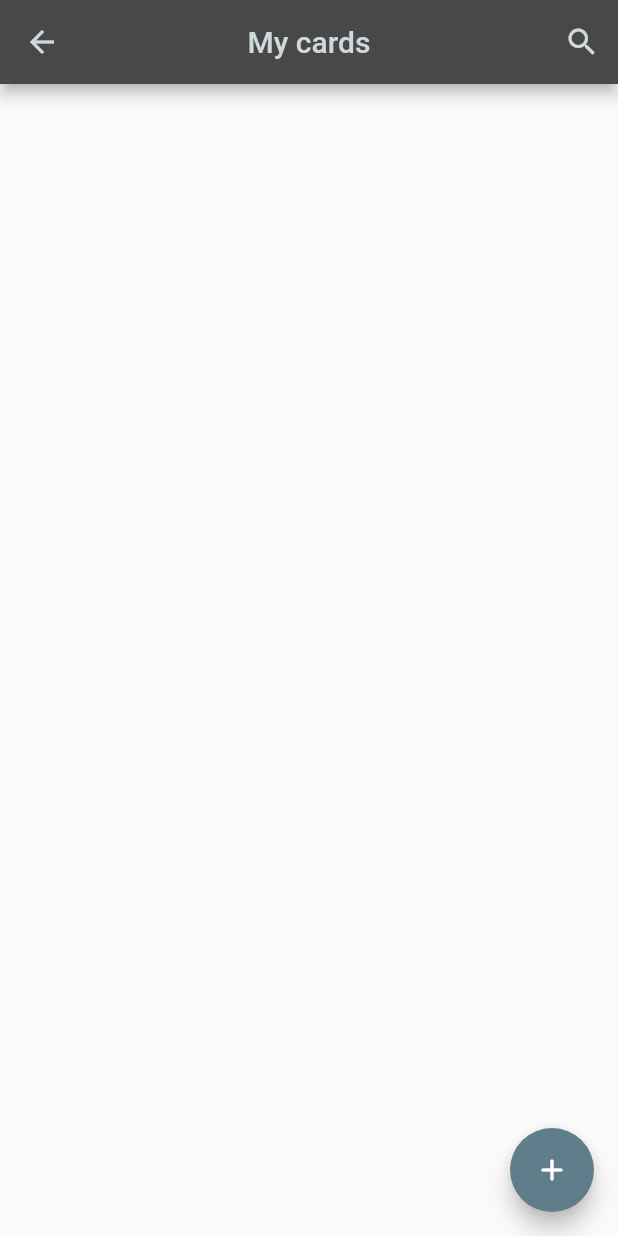
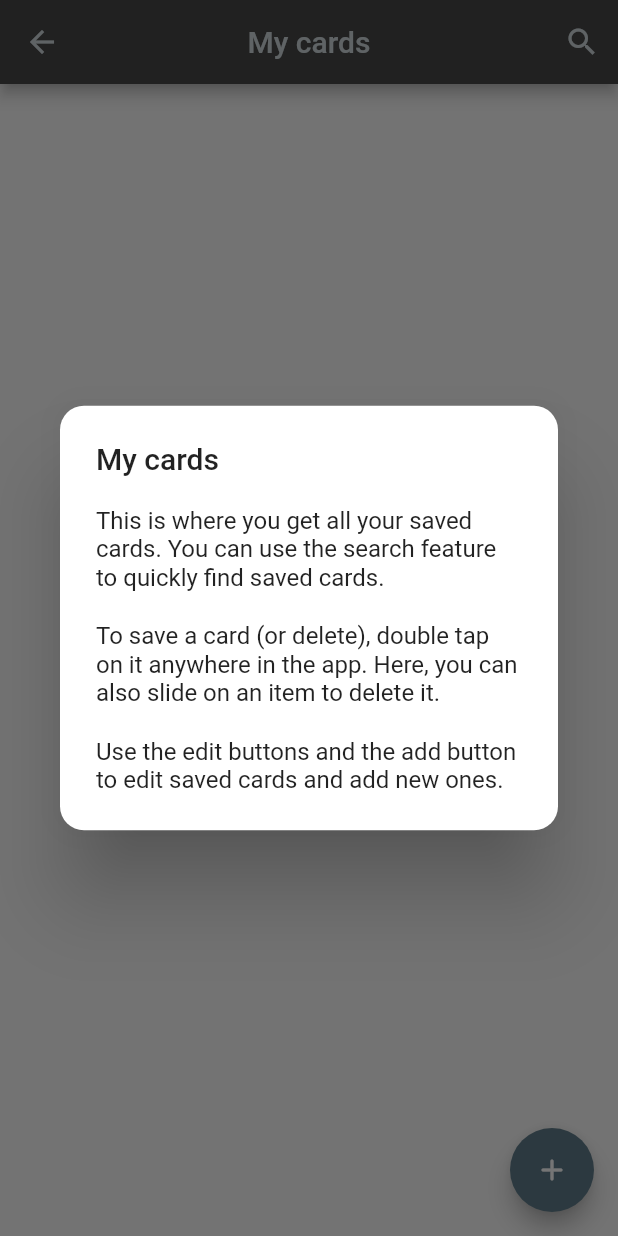
Before and after one commit to sami-bre/Wordling, a Flutter app: the SavedDefinitions screen opened by its route, on a phone screen of 412 x 824 dp. Run offline on Flutter 3.47's test engine with Material 2 defaults, Android fonts, the phone set to English and light mode, and no system bars; our stand-ins replace flip_card, get, shared_preferences, sqflite; accounts and stored records are empty.

Commit message:
built the functionality to display help messages on first start and after each tap on the help button.

```diff
--- /dev/null
+++ b/lib/ui/helper_dialog.dart
@@ -0,0 +1,70 @@
+import 'package:flutter/material.dart';
+
+class HelperDialog {
+  static AlertDialog buildFrontPageHelpDialog(BuildContext context) {
+    return AlertDialog(
+      scrollable: true,
+      shape: RoundedRectangleBorder(borderRadius: BorderRadius.circular(16)),
+      title: const Text('Search'),
+      content: Column(
+        children: const [
+          Text('Wordling is a flashcard app with an embeded dictionary '
+              'to search, save, create, edit and study flashcards with spaced repitition.'),
+          SizedBox(height: 20),
+          Text('This is the front page where you can search for a definition. '
+              'It also shows you a randomly selected one from your saved cards.'),
+          SizedBox(height: 20),
+          Text(
+              'You can double tap on a card anywhere in the app to save or delete it. '
+              'Saved cards have bright colors wheras unsaved ones are cold.')
+        ],
+      ),
+    );
+  }
+
+  static AlertDialog buildStudyPageHelpDialog(BuildContext context) {
+    return AlertDialog(
+      scrollable: true,
+      shape: RoundedRectangleBorder(borderRadius: BorderRadius.circular(16)),
+      title: const Text('Study'),
+      content: Column(
+        children: const [
+          Text(
+              'This is where you study your flashcards and strengthen your memory. '
+              'The frequency at which a card appears is appropriately spaced to aid retention.'),
+          SizedBox(height: 20),
+          Text(
+              'A single tap on the card flips it to reveal what\'s behind. Use the slider on the left '
+              'to tell Wordling how difficult it is to recall the definition. Pay attention to the stages '
+              'on the slider. The upper two stages mean failure to recall.'),
+          SizedBox(height: 20),
+          Text(
+              'You can also use the arrow buttons to navigate the cards but only the slider '
+              'registers your performance.')
+        ],
+      ),
+    );
+  }
+
+  static AlertDialog buildMyCardsPageHelpDialog(BuildContext context) {
+    return AlertDialog(
+      scrollable: true,
+      shape: RoundedRectangleBorder(borderRadius: BorderRadius.circular(16)),
+      title: const Text('My cards'),
+      content: Column(
+        children: const [
+          Text(
+              'This is where you get all your saved cards. You can use the search '
+              'feature to quickly find saved cards. '),
+          SizedBox(height: 20),
+          Text(
+              'To save a card (or delete), double tap on it anywhere in the app. '
+              'Here, you can also slide on an item to delete it.'),
+          SizedBox(height: 20),
+          Text(
+              'Use the edit buttons and the add button to edit saved cards and add new ones.')
+        ],
+      ),
+    );
+  }
+}
--- a/pubspec.yaml
+++ b/pubspec.yaml
@@ -34,6 +34,7 @@ dependencies:
   http: ^0.13.5
   flip_card: ^0.6.0
   get: ^4.6.5
+  shared_preferences: ^2.0.15
 
 
   # The following adds the Cupertino Icons font to your application.
@@ -63,8 +64,8 @@ flutter:
   uses-material-design: true
 
   # To add assets to your application, add an assets section, like this:
-  # assets:
-  #   - images/a_dot_burr.jpeg
+  assets:
+    - assets/images/github.png
   #   - images/a_dot_ham.jpeg
 
   # An image asset can refer to one or more resolution-specific "variants", see
```
Also changed, not shown: lib/ui/front.dart (+112 -1 lines), lib/ui/saved_definitions.dart (+16 -0 lines), lib/ui/study.dart (+18 -1 lines), assets/images/github.png (added), pubspec.lock.
